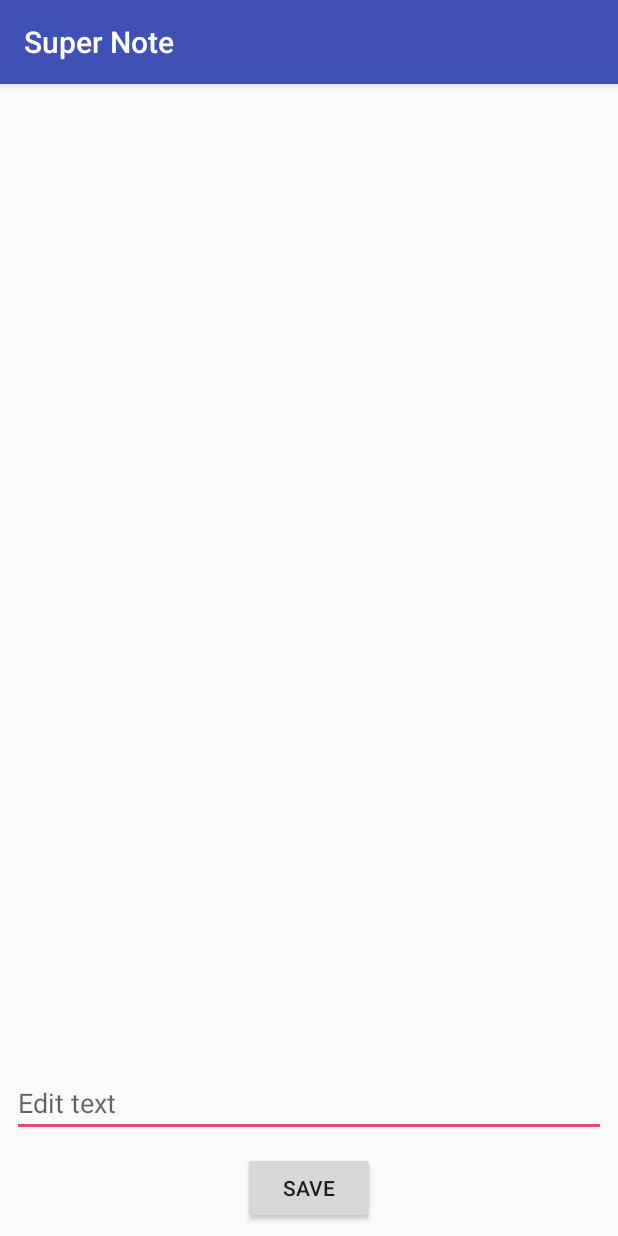
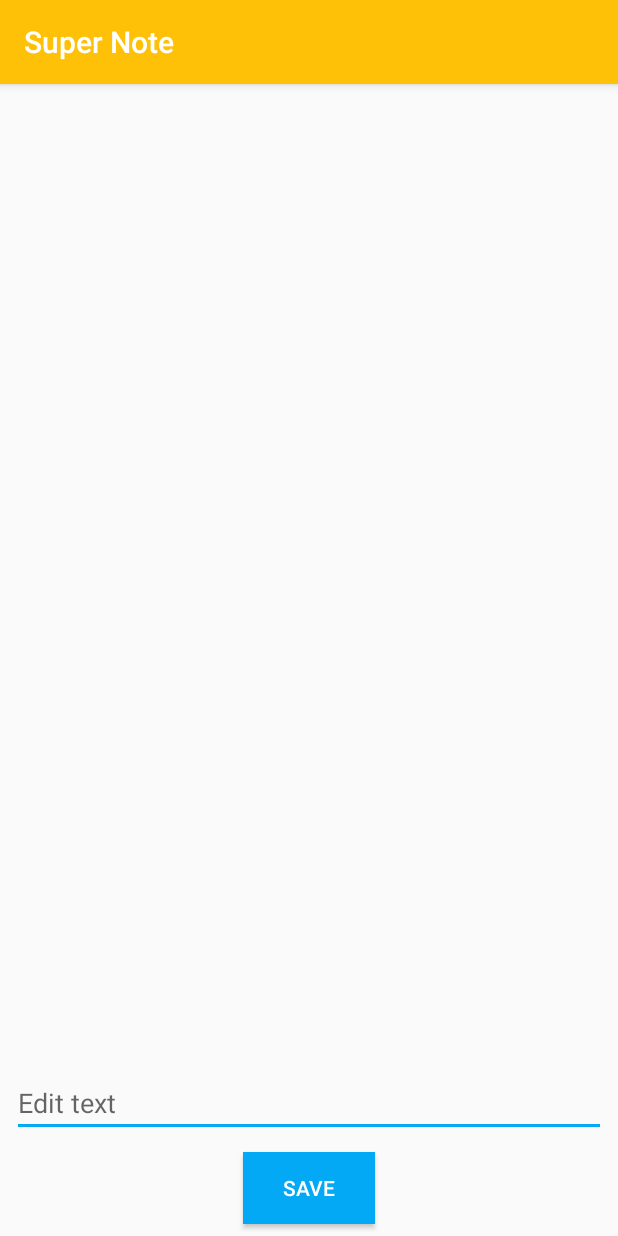
Before and after one commit to Draketheb4dass/Super-Note, an Android app: the EditItemActivity screen opened directly, with no data from a screen before it, on a phone screen of 412 x 824 dp. Run offline under Robolectric (Android 15) with nearby library versions, the phone set to English and light mode, and no system bars.

Commit message:
Readme edited

```diff
--- a/app/src/main/res/layout/activity_edit_item.xml
+++ b/app/src/main/res/layout/activity_edit_item.xml
@@ -31,6 +31,8 @@
         android:layout_height="wrap_content"
         android:layout_marginBottom="8dp"
         android:onClick="onSubmit"
+        android:background="@color/colorAccent"
+        android:textColor="#ffffff"
         android:text="@string/save"
         app:layout_constraintBottom_toBottomOf="parent"
         app:layout_constraintEnd_toEndOf="parent"
--- a/app/src/main/res/layout/activity_main.xml
+++ b/app/src/main/res/layout/activity_main.xml
@@ -21,6 +21,8 @@
         android:layout_marginEnd="8dp"
         android:layout_marginRight="8dp"
         android:text="@string/add"
+        android:background="@color/colorAccent"
+        android:textColor="#ffffff"
         app:layout_constraintBottom_toBottomOf="parent"
         app:layout_constraintEnd_toEndOf="parent" />
 
--- a/app/src/main/res/values/colors.xml
+++ b/app/src/main/res/values/colors.xml
@@ -1,6 +1,12 @@
 <?xml version="1.0" encoding="utf-8"?>
 <resources>
-    <color name="colorPrimary">#3F51B5</color>
-    <color name="colorPrimaryDark">#303F9F</color>
-    <color name="colorAccent">#FF4081</color>
+    <color name="colorPrimary">#FFC107</color>
+    <color name="colorPrimaryDark">#FFA000</color>
+    <color name="colorPrimaryLight">#FFECB3</color>
+    <color name="colorAccent">#03A9F4</color>
+    <color name="TextPrimary">#212121</color>
+    <color name="TextSecondary">#757575</color>
+    <color name="icons">#212121</color>
+    <color name="divider">#BDBDBD</color>
+
 </resources>
--- a/app/src/main/res/values/styles.xml
+++ b/app/src/main/res/values/styles.xml
@@ -7,5 +7,4 @@
         <item name="colorPrimaryDark">@color/colorPrimaryDark</item>
         <item name="colorAccent">@color/colorAccent</item>
     </style>
-
 </resources>
```
Also changed, not shown: 1 other file.
